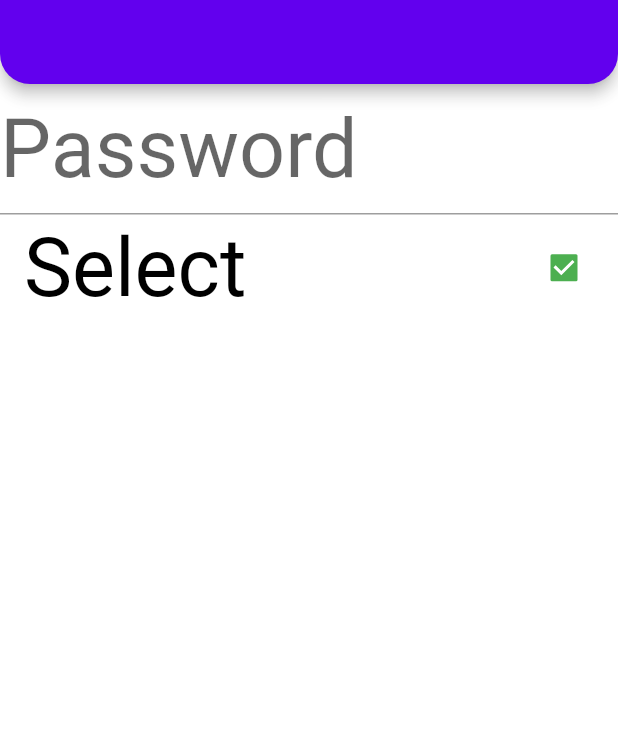
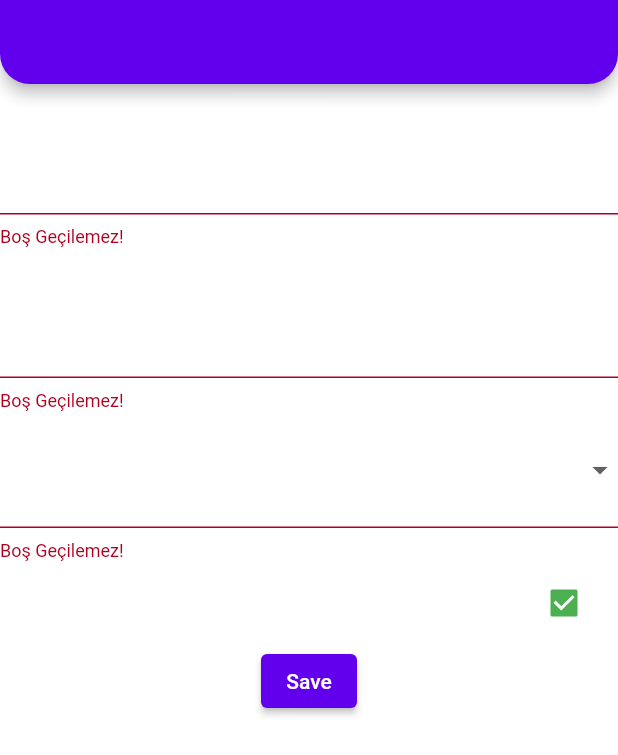
Before and after one commit to gurkanmutllu/flutter_full_learn, a Flutter app: the screen it shows after launch, on a phone screen of 412 x 824 dp. Shown: the top 755 px of the screen. Run offline on Flutter 3.47's test engine with Material 2 defaults, Android fonts, the light colour scheme and no system bars; our stand-ins replace dio, flutter_spinkit.

Commit message:
ders11 bitti

```diff
--- a/lib/101/list_tile_learn.dart
+++ b/lib/101/list_tile_learn.dart
@@ -3,7 +3,6 @@
 
 class ListTileLearn extends StatelessWidget {
   const ListTileLearn({Key? key}) : super(key: key);
-  final imageUrl = 'https://picsum.photos/200/300';
 
   @override
   Widget build(BuildContext context) {
--- /dev/null
+++ b/lib/202/custom_exception.dart
@@ -0,0 +1,6 @@
+class FileDownloadException implements Exception {
+  @override
+  String toString() {
+    return 'File downloading has failed!';
+  }
+}
--- /dev/null
+++ b/lib/202/form_learn_view.dart
@@ -0,0 +1,75 @@
+import 'package:flutter/material.dart';
+
+class FormLearnView extends StatefulWidget {
+  const FormLearnView({super.key});
+
+  @override
+  State<FormLearnView> createState() => _FormLearnViewState();
+}
+
+class _FormLearnViewState extends State<FormLearnView> {
+  GlobalKey<FormState> _key = GlobalKey();
+
+  @override
+  Widget build(BuildContext context) {
+    return Scaffold(
+      appBar: AppBar(),
+      body: Form(
+        key: _key,
+        autovalidateMode: AutovalidateMode.always,
+        onChanged: () {
+          print('ss');
+        },
+        child: Column(
+          children: [
+            TextFormField(
+              validator: FormFieldValidator().isNotEmpty,
+            ),
+            TextFormField(
+              validator: FormFieldValidator().isNotEmpty,
+            ),
+            DropdownButtonFormField(
+              validator: FormFieldValidator().isNotEmpty,
+              items: [
+                DropdownMenuItem(
+                  child: Text('a'),
+                  value: 'v',
+                ),
+                DropdownMenuItem(
+                  child: Text('a'),
+                  value: 'v2',
+                ),
+                DropdownMenuItem(
+                  child: Text('a'),
+                  value: 'v3',
+                ),
+              ],
+              onChanged: (value) {},
+            ),
+            CheckboxListTile(
+              value: true,
+              onChanged: (value) {},
+            ),
+            ElevatedButton(
+                onPressed: () {
+                  if (_key.currentState?.validate() ?? false) {
+                    print('okey');
+                  }
+                },
+                child: Text('Save'))
+          ],
+        ),
+      ),
+    );
+  }
+}
+
+class FormFieldValidator {
+  String? isNotEmpty(String? data) {
+    return (data?.isNotEmpty ?? false) ? null : ValidatorMessage._notEmpty;
+  }
+}
+
+class ValidatorMessage {
+  static const String _notEmpty = 'Boş Geçilemez!';
+}
--- a/lib/main.dart
+++ b/lib/main.dart
@@ -1,43 +1,7 @@
-import 'dart:async';
+import 'package:flutter/material.dart';
+import 'package:flutter_full_learn/202/theme/light_theme.dart';
 
-import 'package:flutter/material.dart';
-import 'package:flutter/services.dart';
-import 'package:flutter_full_learn/101/app_bar_learn.dart';
-import 'package:flutter_full_learn/101/card_learn.dart';
-import 'package:flutter_full_learn/101/color_learn.dart';
-import 'package:flutter_full_learn/101/column_row_learn.dart';
-import 'package:flutter_full_learn/101/container_sized_box_learn.dart';
-import 'package:flutter_full_learn/101/icon_learn.dart';
-import 'package:flutter_full_learn/101/image_learn.dart';
-import 'package:flutter_full_learn/101/indicator_learn.dart';
-import 'package:flutter_full_learn/101/list_tile_learn.dart';
-import 'package:flutter_full_learn/101/padding_learn.dart';
-import 'package:flutter_full_learn/101/stateless_learn.dart';
-import 'package:flutter_full_learn/101/text_learn_view.dart';
-import 'package:flutter_full_learn/202/theme/light_theme.dart';
-import 'package:flutter_full_learn/demos/note_demos_view.dart';
-
-import '101/button_learn.dart';
-import '101/custom_widget_learn.dart';
-import '101/list_view_builder.dart';
-import '101/list_view_learn.dart';
-import '101/navigation_learn.dart';
-import '101/page_view_learn.dart';
-import '101/scaffold_learn.dart';
-import '101/stack_learn.dart';
-import '101/statefull_learn.dart';
-import '101/statefull_life_cycle_learn.dart';
-import '101/text_field_learn.dart';
-import '202/model_learn_view.dart';
-import '202/package_learn_view.dart';
-import '202/service/service_learn_view.dart';
-import '202/service/service_post_learn_view.dart';
-import '202/tab_learn.dart';
-import '202/theme_learn_view.dart';
-import 'demos/color_demos_view.dart';
-import 'demos/color_life_cycle_view.dart';
-import 'demos/my_collections_demos.dart';
-import 'demos/stack_demo_view.dart';
+import '202/form_learn_view.dart';
 
 void main() {
   runApp(const MyApp());
@@ -52,7 +16,7 @@
       title: 'Flutter Demo',
       debugShowCheckedModeBanner: false,
       theme: LightTheme().theme,
-      home: ThemeLearnView(),
+      home: FormLearnView(),
     );
   }
 }
```
Also changed, not shown: lib/202/animated_learn_view.dart (added, +107 -0 lines), lib/202/image_learn_202.dart (added, +35 -0 lines), lib/202/oop_learn.dart (added, +55 -0 lines), lib/202/oop_learn_view.dart (added, +36 -0 lines), lib/202/state_manage/state_learn_view_model.dart (added, +24 -0 lines), lib/202/state_manage/state_manage_learn_view.dart (added, +26 -0 lines), assets/png/ic_apple_with_school.png (renamed from assets/png/Back_to_School-512.png).
